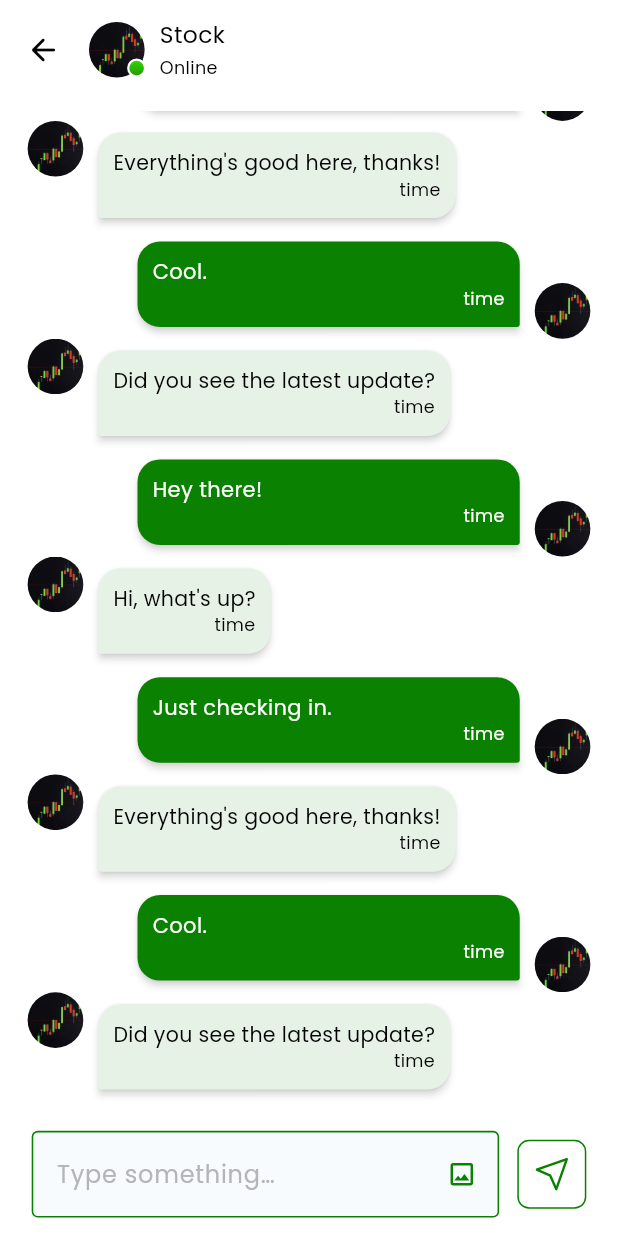
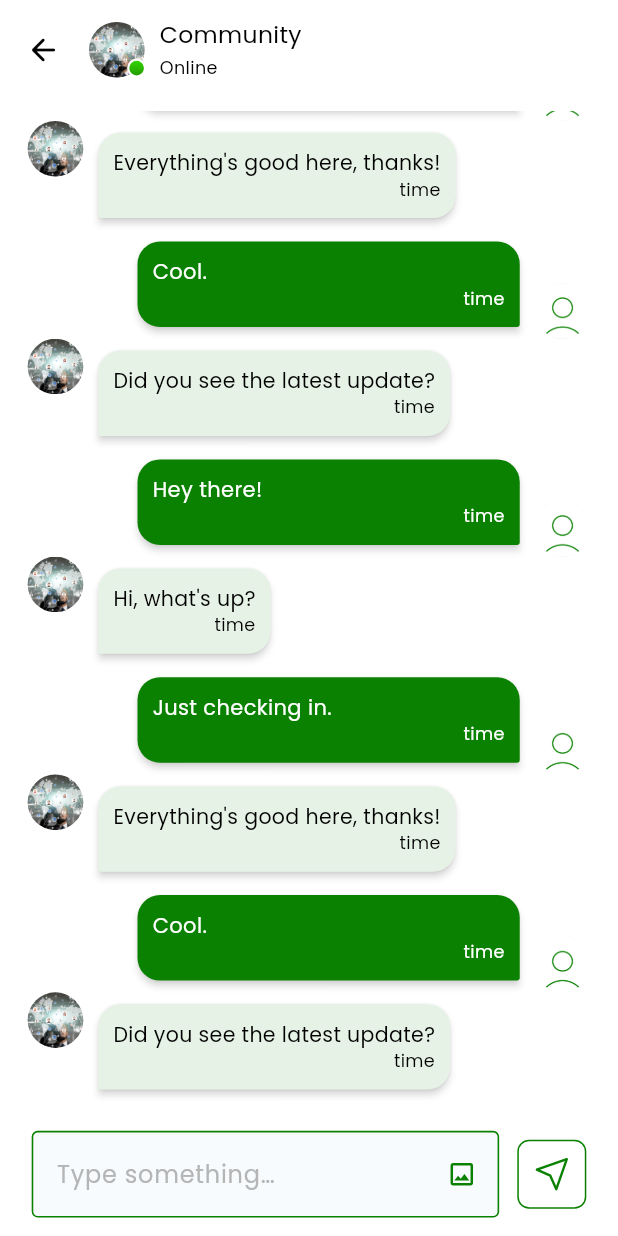
Before and after one commit to bdCalling-Sdt-hub/Stock-Cartel, a Flutter app: the ChatScreen screen opened by its route, on a phone screen of 412 x 824 dp. Run offline on Flutter 3.47's test engine with Material 3 defaults, Android fonts, the phone set to English and light mode, and no system bars; drawn by our look-alikes of flutter_chat_bubble; our stand-ins replace connectivity_plus, country_code_picker, flutter_html, flutter_screenutil, flutter_spinkit, flutter_svg and 7 more; accounts and stored records are empty.

Commit message:
some issue fix

```diff
--- a/lib/main.dart
+++ b/lib/main.dart
@@ -2,7 +2,6 @@ import 'package:flutter/material.dart';
 import 'package:flutter_screenutil/flutter_screenutil.dart';
 import 'package:get/get.dart';
 import 'package:stock_cartel/routes/app_routes.dart';
-import 'package:stock_cartel/themes/dark_theme.dart';
 import 'package:stock_cartel/utils/app_constants.dart';
 import 'package:stock_cartel/utils/messages.dart';
 import 'package:stock_cartel/views/screens/splashScreen/splash_screen.dart';
@@ -10,7 +9,7 @@ import 'controllers/localaization_controller.dart';
 import 'controllers/theme_controller.dart';
 import 'helpers/di.dart' as di;
 import 'themes/light_theme.dart';
-import 'views/screens/chatsScreen/only_read_chat.dart';
+
 
 void main() async {
   WidgetsFlutterBinding.ensureInitialized();
--- a/lib/views/screens/chatsScreen/chat_screen.dart
+++ b/lib/views/screens/chatsScreen/chat_screen.dart
@@ -35,73 +35,73 @@ class _ChatScreenState extends State<ChatScreen> {
       "name": "Alice",
       "status": "sender",
       "message": "Hey there!",
-      "image": AppImages.stock
+      "image": AppImages.person
     },
     {
       "name": "Bob",
       "status": "receiver",
       "message": "Hi, what's up?",
-      "image": AppImages.stock
+      "image": AppImages.community
     },
     {
       "name": "Charlie",
       "status": "sender",
       "message": "Just checking in.",
-      "image": AppImages.stock
+      "image": AppImages.person
     },
     {
       "name": "David",
       "status": "receiver",
       "message": "Everything's good here, thanks!",
-      "image": AppImages.stock
+      "image": AppImages.community
     },
     {
       "name": "Eve",
       "status": "sender",
       "message": "Cool.",
-      "image": AppImages.stock
+      "image": AppImages.person
     },
     {
       "name": "Frank",
       "status": "receiver",
       "message": "Did you see the latest update?",
-      "image": AppImages.stock
+      "image": AppImages.community
     },
     {
       "name": "Alice",
       "status": "sender",
       "message": "Hey there!",
-      "image": AppImages.stock
+      "image": AppImages.person
     },
     {
       "name": "Bob",
       "status": "receiver",
       "message": "Hi, what's up?",
-      "image": AppImages.stock
+      "image": AppImages.community
     },
     {
       "name": "Charlie",
       "status": "sender",
       "message": "Just checking in.",
-      "image": AppImages.stock
+      "image": AppImages.person
     },
     {
       "name": "David",
       "status": "receiver",
       "message": "Everything's good here, thanks!",
-      "image": AppImages.stock
+      "image": AppImages.community
     },
     {
       "name": "Eve",
       "status": "sender",
       "message": "Cool.",
-      "image": AppImages.stock
+      "image": AppImages.person
     },
     {
       "name": "Frank",
       "status": "receiver",
       "message": "Did you see the latest update?",
-      "image": AppImages.stock
+      "image": AppImages.community
     },
   ];
 
@@ -152,7 +152,7 @@ class _ChatScreenState extends State<ChatScreen> {
                           shape: BoxShape.circle,
                         ),
                         child: Image.asset(
-                          AppImages.stock,
+                          AppImages.community,
                           fit: BoxFit.cover,
                         ),
                       ),
@@ -187,7 +187,7 @@ class _ChatScreenState extends State<ChatScreen> {
                     crossAxisAlignment: CrossAxisAlignment.start,
                     children: [
                       CustomText(
-                        text: "Stock" ?? "${Get.parameters['userName']}",
+                        text: "Community" ?? "${Get.parameters['userName']}",
                         fontsize: 16.h,
                         fontWeight: FontWeight.w500,
                         color: Colors.black,
@@ -300,7 +300,7 @@ class _ChatScreenState extends State<ChatScreen> {
                     "name": "John",
                     "status": "sender",
                     "message": messageController.text,
-                    "image": AppImages.stock,
+                    "image": AppImages.person,
                   };
                   if (messageController.text.isNotEmpty) {
                     messageList.add(newMessage);
--- a/lib/views/screens/homeScreen/home_screen.dart
+++ b/lib/views/screens/homeScreen/home_screen.dart
@@ -14,10 +14,22 @@ import '../../widgets/bottom_menu..dart';
 class HomeScreen extends StatelessWidget {
   HomeScreen({super.key});
 
-  List chatList=[
-    {"title": "Stock", "subTitle": "Stock rate increased 30%", "image": AppImages.stock},
-    {"title": "Cryptocurrency", "subTitle": "Lorem Ipsum dummy....", "image": AppImages.crypto},
-    {"title": "Community", "subTitle": "Lorem Ipsum dummy....", "image": AppImages.community},
+  List chatList = [
+    {
+      "title": "Stock",
+      "subTitle": "Stock rate increased 30%",
+      "image": AppImages.stock
+    },
+    {
+      "title": "Cryptocurrency",
+      "subTitle": "Lorem Ipsum dummy....",
+      "image": AppImages.crypto
+    },
+    {
+      "title": "Community",
+      "subTitle": "Lorem Ipsum dummy....",
+      "image": AppImages.community
+    },
   ];
 
   @override
@@ -56,8 +68,12 @@ class HomeScreen extends StatelessWidget {
                   padding: EdgeInsets.zero,
                   itemBuilder: (context, index) {
                     return GestureDetector(
-                      onTap: (){
-                        Get.toNamed(AppRoutes.chatScreen);
+                      onTap: () {
+                        if (index == 0 || index == 1) {
+                          Get.toNamed(AppRoutes.onlyReadChat);
+                        } else {
+                          Get.toNamed(AppRoutes.chatScreen);
+                        }
                       },
                       child: Container(
                         margin: EdgeInsets.symmetric(vertical: 8.h),
@@ -77,12 +93,14 @@ class HomeScreen extends StatelessWidget {
                                 crossAxisAlignment: CrossAxisAlignment.start,
                                 children: [
                                   CircleAvatar(
-                                    child: Image.asset(chatList[index]["image"]),
+                                    child:
+                                        Image.asset(chatList[index]["image"]),
                                   ),
                                   SizedBox(width: 12.w),
                                   //=======================================> Title and Subtitle Column <======================
                                   Column(
-                                    crossAxisAlignment: CrossAxisAlignment.start,
+                                    crossAxisAlignment:
+                                        CrossAxisAlignment.start,
                                     mainAxisAlignment:
                                         MainAxisAlignment.spaceBetween,
                                     children: [
@@ -101,7 +119,8 @@ class HomeScreen extends StatelessWidget {
                               ),
                               //=======================================> Time and Count Column <======================
                               Column(
-                                mainAxisAlignment: MainAxisAlignment.spaceBetween,
+                                mainAxisAlignment:
+                                    MainAxisAlignment.spaceBetween,
                                 children: [
                                   CustomText(
                                     text: '11:38 AM',
```
Also changed, not shown: lib/views/screens/languageScreen/language_screen.dart (+2 -9 lines).
